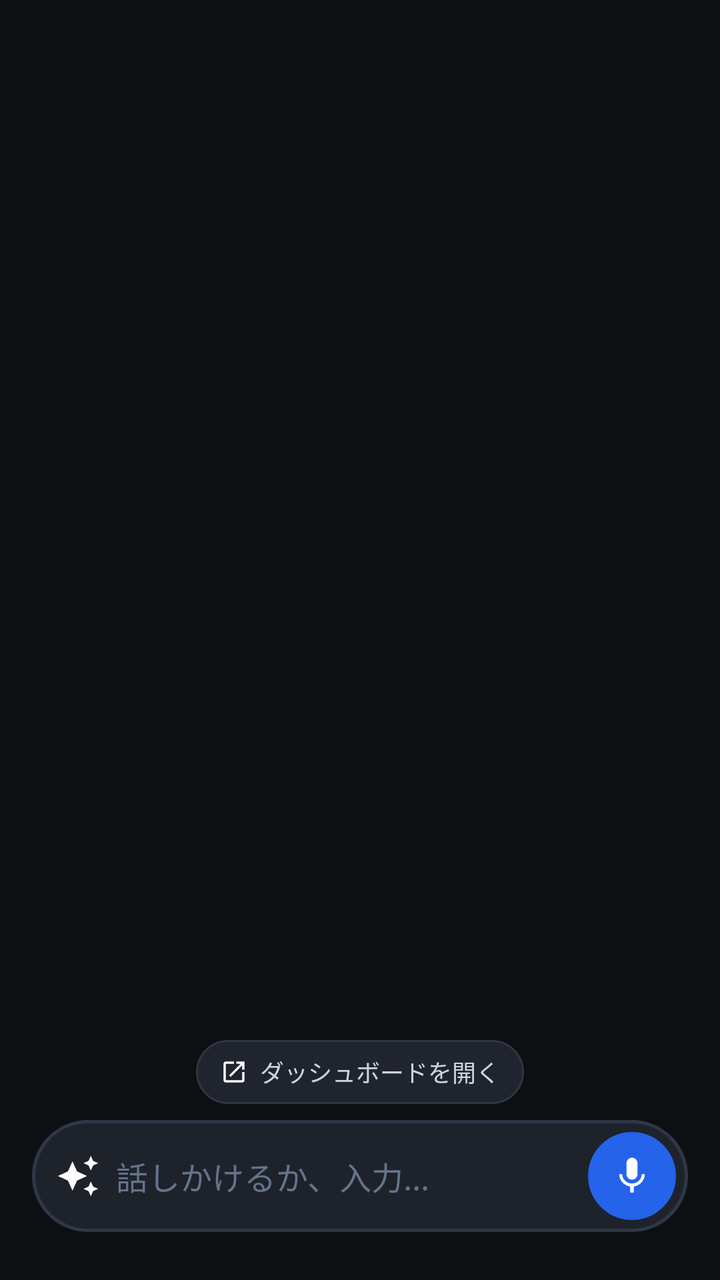
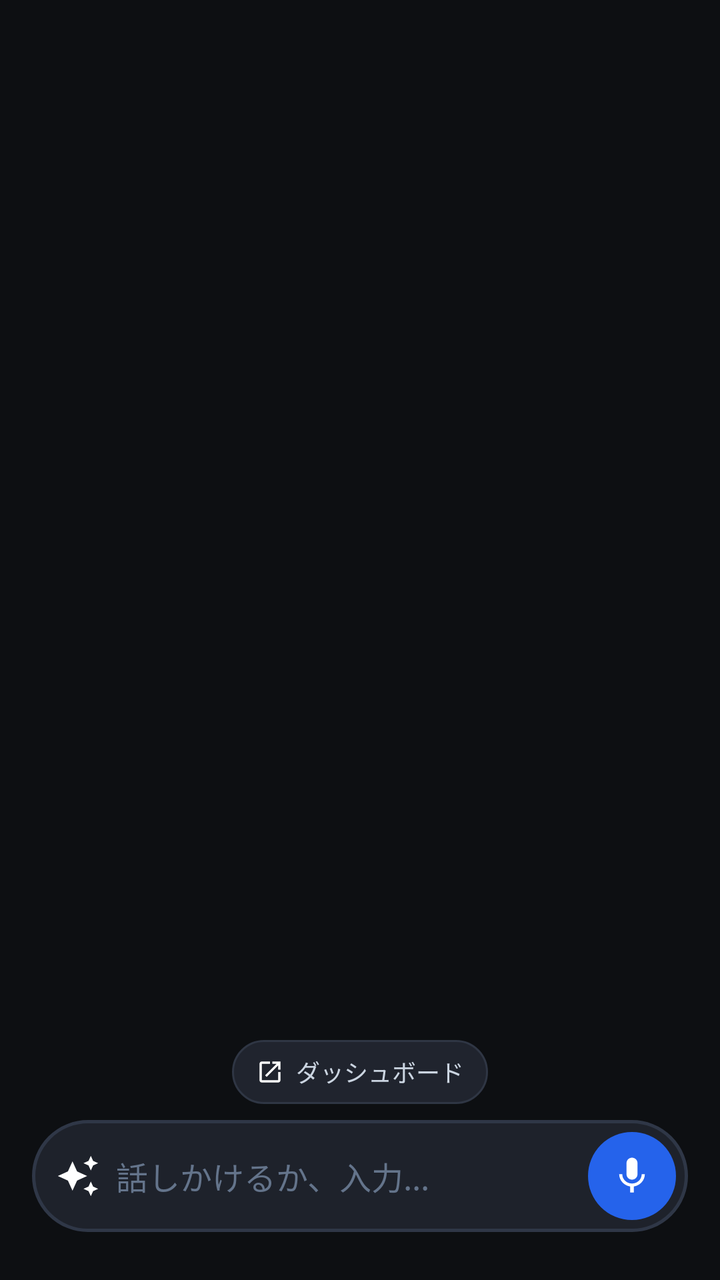

The first picture is an Android layout as it rendered before a commit; the second is the same layout after the commit. The layout source and the unified diff follow.
<!-- AndroidManifest.xml: application theme Theme.NovaAssist -->
<!-- res/layout/activity_assist_overlay.xml -->
<?xml version="1.0" encoding="utf-8"?>
<FrameLayout xmlns:android="http://schemas.android.com/apk/res/android"
    xmlns:app="http://schemas.android.com/apk/res-auto"
    android:id="@+id/rootLayout"
    android:layout_width="match_parent"
    android:layout_height="match_parent"
    android:fitsSystemWindows="true">

    
    <LinearLayout
        android:id="@+id/floatingContainer"
        android:layout_width="match_parent"
        android:layout_height="wrap_content"
        android:layout_gravity="bottom|center_horizontal"
        android:orientation="vertical"
        android:gravity="center_horizontal"
        android:paddingStart="16dp"
        android:paddingEnd="16dp"
        android:paddingBottom="24dp"
        android:clickable="false">

        
        <LinearLayout
            android:id="@+id/btnOpenDashboard"
            android:layout_width="wrap_content"
            android:layout_height="32dp"
            android:background="@drawable/bg_chip"
            android:gravity="center_vertical"
            android:paddingStart="12dp"
            android:paddingEnd="12dp"
            android:layout_marginBottom="8dp"
            android:clickable="true"
            android:focusable="true"
            android:orientation="horizontal">

            <ImageView
                android:layout_width="14dp"
                android:layout_height="14dp"
                android:src="@drawable/ic_open_dashboard"
                app:tint="#60a5fa" />

            <TextView
                android:layout_width="wrap_content"
                android:layout_height="wrap_content"
                android:layout_marginStart="6dp"
                android:text="ダッシュボードを開く"
                android:textColor="#cbd5e1"
                android:textSize="12sp"
                android:textStyle="normal" />
        </LinearLayout>

        
        <LinearLayout
            android:id="@+id/statusContainer"
            android:layout_width="wrap_content"
            android:layout_height="wrap_content"
            android:minHeight="32dp"
            android:layout_marginBottom="8dp"
            android:background="@drawable/bg_chip"
            android:paddingStart="14dp"
            android:paddingEnd="14dp"
            android:paddingTop="6dp"
            android:paddingBottom="6dp"
            android:gravity="center_vertical"
            android:orientation="horizontal"
            android:visibility="gone">

            <ProgressBar
                android:id="@+id/loadingSpinner"
                android:layout_width="16dp"
                android:layout_height="16dp"
                android:layout_marginEnd="8dp"
                android:indeterminate="true"
                android:visibility="gone" />

            <TextView
                android:id="@+id/tvStatus"
                android:layout_width="wrap_content"
                android:layout_height="wrap_content"
                android:text="お聞きしています..."
                android:textColor="#e2e8f0"
                android:textSize="13sp" />
        </LinearLayout>

        
        <LinearLayout
            android:id="@+id/searchPill"
            android:layout_width="match_parent"
            android:layout_height="56dp"
            android:background="@drawable/bg_search_bar"
            android:gravity="center_vertical"
            android:paddingStart="12dp"
            android:paddingEnd="6dp"
            android:orientation="horizontal"
            android:clickable="true"
            android:focusable="true">

            <ImageView
                android:id="@+id/iconSparkle"
                android:layout_width="22dp"
                android:layout_height="22dp"
                android:src="@drawable/ic_sparkle"
                app:tint="#3b82f6" />

            <EditText
                android:id="@+id/etCommand"
                android:layout_width="0dp"
                android:layout_height="match_parent"
                android:layout_weight="1"
                android:layout_marginStart="8dp"
                android:layout_marginEnd="6dp"
                android:background="@null"
                android:hint="話しかけるか、入力..."
                android:textColor="#ffffff"
                android:textColorHint="#64748b"
                android:textSize="16sp"
                android:imeOptions="actionSend"
                android:inputType="text"
                android:singleLine="true" />

            <FrameLayout
                android:id="@+id/btnAction"
                android:layout_width="44dp"
                android:layout_height="44dp"
                android:background="@drawable/bg_mic_button"
                android:clickable="true"
                android:focusable="true">

                <ImageView
                    android:id="@+id/iconAction"
                    android:layout_width="22dp"
                    android:layout_height="22dp"
                    android:layout_gravity="center"
                    android:src="@drawable/ic_mic"
                    app:tint="#ffffff" />
            </FrameLayout>
        </LinearLayout>

    </LinearLayout>
</FrameLayout>
<!-- resources referenced by this layout -->
<resources>
  <!-- drawable bg_chip (drawable) -->
  <?xml version="1.0" encoding="utf-8"?>
  <ripple xmlns:android="http://schemas.android.com/apk/res/android"
      android:color="#33ffffff">
      <item>
          <shape android:shape="rectangle">
              <solid android:color="#20242e" />
              <corners android:radius="17dp" />
              <stroke
                  android:width="1dp"
                  android:color="#2f3644" />
          </shape>
      </item>
  </ripple>
  <!-- drawable bg_mic_button (drawable) -->
  <?xml version="1.0" encoding="utf-8"?>
  <ripple xmlns:android="http://schemas.android.com/apk/res/android"
      android:color="#33ffffff">
      <item>
          <shape android:shape="oval">
              <solid android:color="#2563eb" />
          </shape>
      </item>
  </ripple>
  <!-- drawable bg_search_bar (drawable) -->
  <?xml version="1.0" encoding="utf-8"?>
  <shape xmlns:android="http://schemas.android.com/apk/res/android"
      android:shape="rectangle">
      <solid android:color="#1e222b" />
      <corners android:radius="28dp" />
      <stroke
          android:width="1.5dp"
          android:color="#2f3747" />
  </shape>
  <!-- drawable ic_mic (drawable) -->
  <vector xmlns:android="http://schemas.android.com/apk/res/android"
      android:width="24dp"
      android:height="24dp"
      android:viewportWidth="24"
      android:viewportHeight="24">
      <path
          android:fillColor="#FFFFFF"
          android:pathData="M12,14c1.66,0 3,-1.34 3,-3V5c0,-1.66 -1.34,-3 -3,-3S9,3.34 9,5v6c0,1.66 1.34,3 3,3zM17.3,11c0,3 -2.54,5.1 -5.3,5.1S6.7,14 6.7,11H5c0,3.41 2.72,6.23 6,6.72V21h2v-3.28c3.28,-0.48 6,-3.3 6,-6.72h-1.7z"/>
  </vector>
  <!-- drawable ic_open_dashboard (drawable) -->
  <vector xmlns:android="http://schemas.android.com/apk/res/android"
      android:width="24dp"
      android:height="24dp"
      android:viewportWidth="24"
      android:viewportHeight="24">
      <path
          android:fillColor="#FFFFFF"
          android:pathData="M19,19H5V5h7V3H5c-1.11,0 -2,0.9 -2,2v14c0,1.1 0.89,2 2,2h14c1.1,0 2,-0.9 2,-2v-7h-2v7zM14,3v2h3.59l-9.83,9.83 1.41,1.41L19,6.41V10h2V3h-7z"/>
  </vector>
  <!-- drawable ic_sparkle (drawable) -->
  <vector xmlns:android="http://schemas.android.com/apk/res/android"
      android:width="24dp"
      android:height="24dp"
      android:viewportWidth="24"
      android:viewportHeight="24">
      <path
          android:fillColor="#FFFFFF"
          android:pathData="M19,9l1.25,-2.75L23,5l-2.75,-1.25L19,1l-1.25,2.75L15,5l2.75,1.25L19,9zM11.5,9.5L9,4L6.5,9.5L1,12l5.5,2.5L9,20l2.5,-5.5L17,12l-5.5,-2.5zM19,15l-1.25,2.75L15,19l2.75,1.25L19,23l1.25,-2.75L23,19l-2.75,-1.25L19,15z"/>
  </vector>
  <style name="Theme.NovaAssist" parent="Theme.AppCompat.DayNight.NoActionBar">
          <item name="android:statusBarColor">@color/bg_dark</item>
          <item name="android:navigationBarColor">@color/bg_dark</item>
          <item name="android:windowBackground">@color/bg_dark</item>
      </style>
  <color name="bg_dark">#0d0f12</color>
</resources>

<!-- the commit's change to res/layout/activity_assist_overlay.xml (unified diff, before → after) -->
@@ -43,7 +43,7 @@
                 android:layout_width="wrap_content"
                 android:layout_height="wrap_content"
                 android:layout_marginStart="6dp"
-                android:text="ダッシュボードを開く"
+                android:text="ダッシュボード"
                 android:textColor="#cbd5e1"
                 android:textSize="12sp"
                 android:textStyle="normal" />
